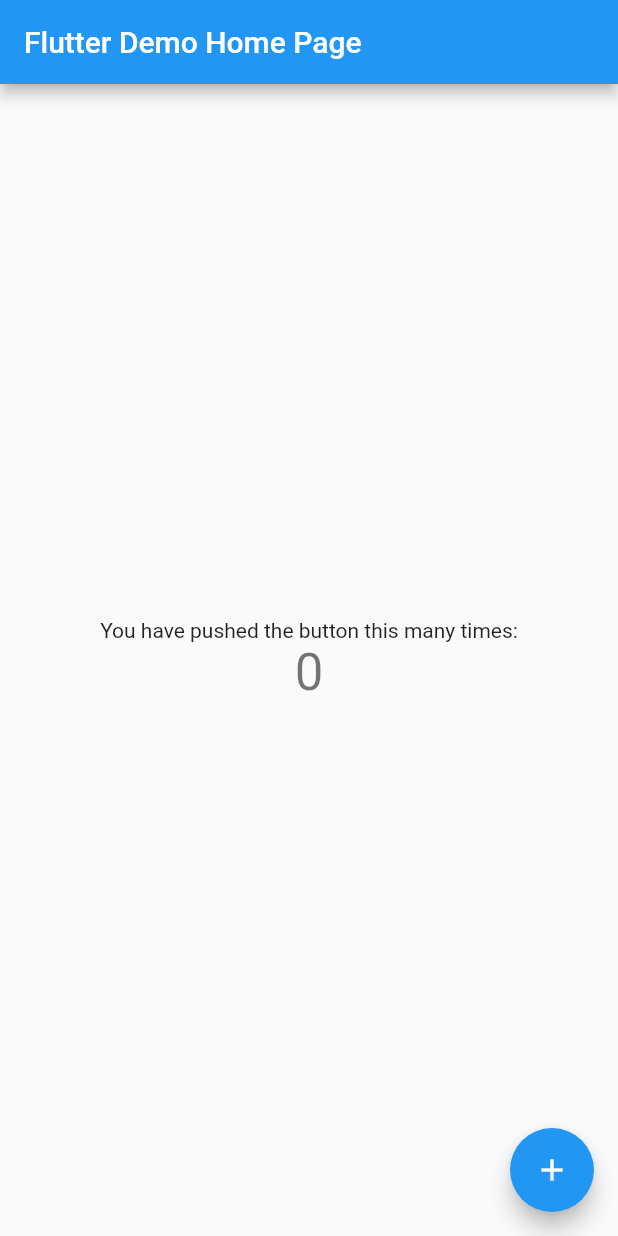
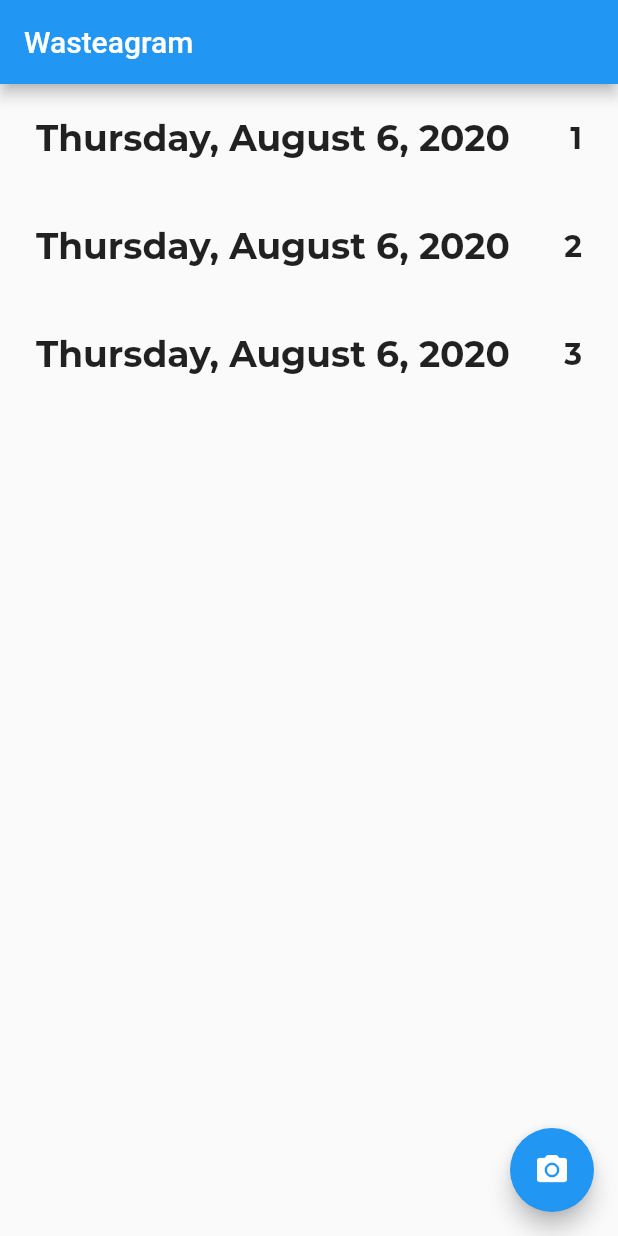
Before and after one commit to emreercelebi/wasteagram, a Flutter app: the screen it shows after launch, on a phone screen of 412 x 824 dp. Run offline on Flutter 3.47's test engine with Material 2 defaults, Android fonts, the phone set to English and light mode, and no system bars.

Commit message:
generate test waste entries, make home screen a listview of dummy data

```diff
--- a/lib/app.dart
+++ b/lib/app.dart
@@ -6,12 +6,12 @@ class App extends StatelessWidget {
   @override
   Widget build(BuildContext context) {
     return MaterialApp(
-      title: 'Flutter Demo',
+      title: 'Wasteagram',
       theme: ThemeData(
         primarySwatch: Colors.blue,
         visualDensity: VisualDensity.adaptivePlatformDensity,
       ),
-      home: HomePage(title: 'Flutter Demo Home Page'),
+      home: HomePage(title: 'Wasteagram'),
     );
   }
 }
--- /dev/null
+++ b/lib/helpers.dart
@@ -0,0 +1,38 @@
+class Helpers {
+  static String dateToString(DateTime date) {
+    final weekdays = [
+      '',
+      'Monday',
+      'Tuesday',
+      'Wednesday',
+      'Thursday',
+      'Friday',
+      'Saturday',
+      'Sunday'
+    ];
+
+    final months = [
+      '',
+      'January',
+      'February',
+      'March',
+      'April',
+      'May',
+      'June',
+      'July',
+      'August',
+      'September',
+      'October',
+      'November',
+      'December'
+    ];
+
+    final weekday = weekdays[date.weekday];
+    final month = months[date.month];
+    final day = date.day;
+    final year = date.year;
+
+    return weekday + ', ' + month + ' ' + day.toString() + ', ' +
+        year.toString();
+  }
+}
--- /dev/null
+++ b/lib/mock/mock_waste_entries.dart
@@ -0,0 +1,17 @@
+import '../models/waste_entry.dart';
+
+List<WasteEntry> generateTestWasteEntries() {
+  final dates = [DateTime.now(), DateTime.now(), DateTime.now()];
+  final quantities = [1, 2, 3];
+
+  List<WasteEntry> entries = List<WasteEntry>();
+
+  for (var i = 0; i < dates.length; i++) {
+    entries.add(WasteEntry(
+      date: dates[i],
+      quantity: quantities[i],
+    ));
+  }
+
+  return entries;
+}
--- a/lib/screens/home.dart
+++ b/lib/screens/home.dart
@@ -1,4 +1,8 @@
 import 'package:flutter/material.dart';
+import '../styles.dart';
+import '../models/waste_entry.dart';
+import '../mock/mock_waste_entries.dart';
+import '../helpers.dart';
 
 class HomePage extends StatefulWidget {
   HomePage({Key key, this.title}) : super(key: key);
@@ -9,12 +13,14 @@ class HomePage extends StatefulWidget {
 }
 
 class _HomePageState extends State<HomePage> {
-  int _counter = 0;
+  List<WasteEntry> _wasteEntries;
 
-  void _incrementCounter() {
-    setState(() {
-      _counter++;
-    });
+  @override
+  void initState() {
+    super.initState();
+
+    //TODO: update with real data
+    _wasteEntries = generateTestWasteEntries();
   }
 
   @override
@@ -23,24 +29,29 @@ class _HomePageState extends State<HomePage> {
       appBar: AppBar(
         title: Text(widget.title),
       ),
-      body: Center(
-        child: Column(
-          mainAxisAlignment: MainAxisAlignment.center,
-          children: <Widget>[
-            Text(
-              'You have pushed the button this many times:',
+      body: ListView.builder(
+        itemCount: _wasteEntries == null ? 0 : _wasteEntries.length,
+        itemBuilder: (context, i) {
+          final entry = _wasteEntries[i];
+          return Padding(
+            padding: const EdgeInsets.all(8.0),
+            child: ListTile(
+              title: Text(
+                Helpers.dateToString(entry.date),
+                style: Styles.headingSubBold
+              ),
+              trailing: Text(
+                entry.quantity.toString(),
+                style: Styles.textLargeBold,
+              ),
             ),
-            Text(
-              '$_counter',
-              style: Theme.of(context).textTheme.headline4,
-            ),
-          ],
-        ),
+          );
+        },
       ),
       floatingActionButton: FloatingActionButton(
-        onPressed: _incrementCounter,
-        tooltip: 'Increment',
-        child: Icon(Icons.add),
+        onPressed: () {},
+        tooltip: 'Camera',
+        child: Icon(Icons.camera_alt),
       ),
     );
   }
```
